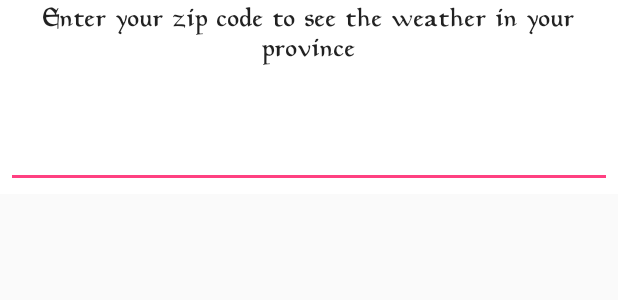
After one commit to justiceadamsUNI/Android-MVVM-Weather-In-Tamriel-App, an Android app: the layout dialog_set_zip_code.xml on its own in the app's theme, with its tools: preview values and no code run, on a phone screen of 412 x 824 dp. The commit adds this screen. Shown: the top 300 px of the screen. Run offline under Robolectric (Android 15) with nearby library versions, the phone set to English and light mode, and no system bars.

Commit message:
converted toolbar to use menu and completed the UI for the zip code entry dialog (still needs to be wired up)

```diff
--- /dev/null
+++ b/app/src/main/res/layout/dialog_set_zip_code.xml
@@ -0,0 +1,35 @@
+<?xml version="1.0" encoding="utf-8"?>
+<LinearLayout xmlns:android="http://schemas.android.com/apk/res/android"
+    android:orientation="vertical"
+    android:background="@color/dialog_background_color"
+    android:layout_width="wrap_content"
+    android:layout_height="wrap_content">
+
+    <FrameLayout
+        android:layout_width="match_parent"
+        android:layout_height="64dp"
+        android:scaleType="center"
+        android:contentDescription="@string/app_name" >
+
+        <weatherintamriel.view.PlanewalkerTextView
+            android:layout_width="wrap_content"
+            android:layout_height="wrap_content"
+            android:layout_marginLeft="10dip"
+            android:layout_marginRight="10dip"
+            android:gravity="center"
+            android:textSize="@dimen/PrimaryTextSize"
+            android:text="@string/enter_zip_code_prompt"/>
+
+    </FrameLayout>
+
+    <EditText
+        android:id="@+id/zip_code"
+        android:inputType="numberDecimal"
+        android:layout_width="match_parent"
+        android:layout_height="wrap_content"
+        android:layout_marginTop="16dp"
+        android:layout_marginLeft="4dp"
+        android:layout_marginRight="4dp"
+        android:layout_marginBottom="4dp" />
+
+</LinearLayout>
--- /dev/null
+++ b/app/src/main/res/values-v21/styles.xml
@@ -0,0 +1,8 @@
+<?xml version="1.0" encoding="utf-8"?>
+<resources>
+
+    <style name="AlertDialogTheme" parent="android:Theme.Material.Light.Dialog.Alert">
+        <item name="android:colorPrimary">@color/dialog_primary_color</item>
+        <item name="android:colorAccent">@color/dialog_primary_color</item>
+    </style>
+</resources>
--- a/app/src/main/res/values/colors.xml
+++ b/app/src/main/res/values/colors.xml
@@ -6,4 +6,6 @@
     <color name="weatherListBackground">#F6F5F5</color>
     <color name="toolbarColor">@android:color/black</color>
     <color name="toolbarTextColor">@android:color/white</color>
+    <color name="dialog_background_color">@android:color/white</color>
+    <color name="dialog_primary_color">@android:color/black</color>
 </resources>
--- a/app/src/main/res/values/strings.xml
+++ b/app/src/main/res/values/strings.xml
@@ -1,3 +1,4 @@
 <resources>
     <string name="app_name">Weather In Tamriel</string>
+    <string name="enter_zip_code_prompt">Enter your zip code to see the weather in your province</string>
 </resources>
--- a/app/src/main/res/values/styles.xml
+++ b/app/src/main/res/values/styles.xml
@@ -6,6 +6,7 @@
         <item name="colorPrimary">@color/colorPrimary</item>
         <item name="colorPrimaryDark">@color/colorPrimaryDark</item>
         <item name="colorAccent">@color/colorAccent</item>
+        <item name="alertDialogTheme">@style/AlertDialogTheme</item>
         <item name="windowNoTitle">true</item>
         <item name="windowActionBar">false</item>
     </style>
```
Also changed, not shown: app/src/main/java/weatherintamriel/view/WeatherListActivity.kt (+40 -0 lines), app/src/main/res/layout/toolbar.xml (+0 -10 lines), app/src/main/res/menu/toolbar_menu.xml (added, +11 -0 lines).
